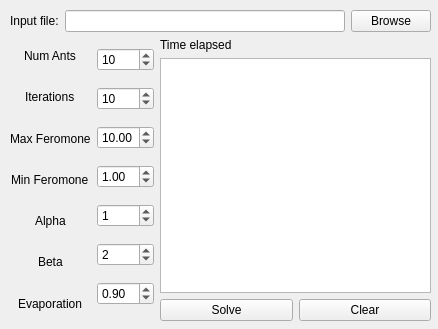
First picture: the form in source/myqtapp.ui, repository amunozs/Min-Max-Ant-System, before the edit.
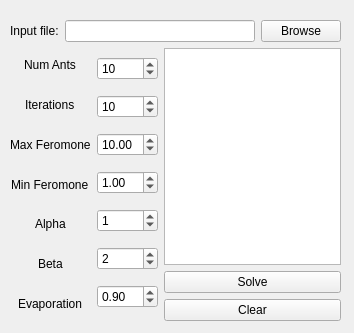
Second picture: the form after the edit.

```diff
--- a/source/myqtapp.ui
+++ b/source/myqtapp.ui
@@ -6,8 +6,8 @@
    <rect>
     <x>0</x>
     <y>0</y>
-    <width>438</width>
-    <height>329</height>
+    <width>354</width>
+    <height>333</height>
    </rect>
   </property>
   <property name="windowTitle">
@@ -17,9 +17,9 @@
    <property name="geometry">
     <rect>
      <x>10</x>
-     <y>10</y>
-     <width>421</width>
-     <height>311</height>
+     <y>20</y>
+     <width>331</width>
+     <height>301</height>
     </rect>
    </property>
    <layout class="QVBoxLayout" name="verticalLayout_4">
@@ -103,6 +103,9 @@
        <layout class="QVBoxLayout" name="verticalLayout_2">
         <item>
          <widget class="QSpinBox" name="antsBox">
+          <property name="maximum">
+           <number>99999</number>
+          </property>
           <property name="value">
            <number>10</number>
           </property>
@@ -110,6 +113,9 @@
         </item>
         <item>
          <widget class="QSpinBox" name="iterationsBox">
+          <property name="maximum">
+           <number>9999</number>
+          </property>
           <property name="value">
            <number>10</number>
           </property>
@@ -145,6 +151,9 @@
         </item>
         <item>
          <widget class="QDoubleSpinBox" name="evapBox">
+          <property name="maximum">
+           <double>1.000000000000000</double>
+          </property>
           <property name="value">
            <double>0.900000000000000</double>
           </property>
@@ -154,19 +163,10 @@
       </item>
       <item>
        <layout class="QVBoxLayout" name="verticalLayout_3">
-        <item>
-         <widget class="QLabel" name="timeLabel">
-          <property name="text">
-           <string>Time elapsed</string>
-          </property>
-         </widget>
-        </item>
         <item>
          <widget class="QTextEdit" name="solutionText"/>
         </item>
         <item>
-         <layout class="QHBoxLayout" name="horizontalLayout_3">
-          <item>
            <widget class="QPushButton" name="solveBut">
             <property name="text">
              <string>Solve</string>
@@ -180,7 +180,8 @@
             </property>
            </widget>
           </item>
-         </layout>
+        <item>
+         <layout class="QHBoxLayout" name="horizontalLayout_3"/>
         </item>
        </layout>
       </item>
```
Lines whose indentation alone changed are shown as unchanged.
